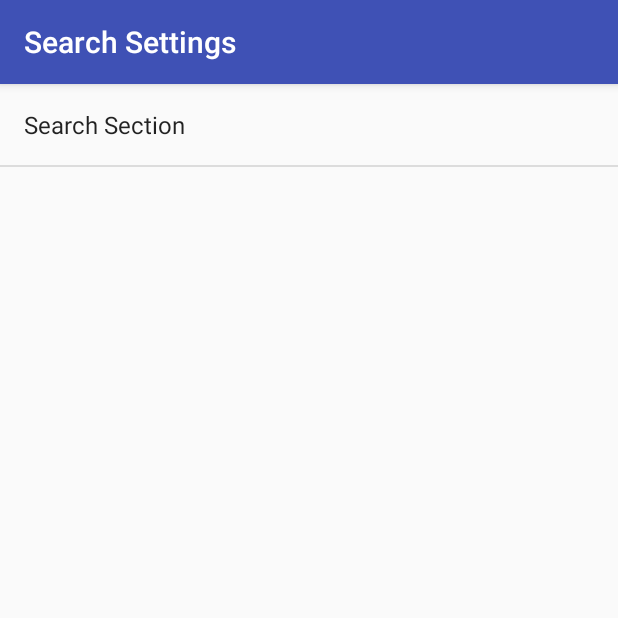
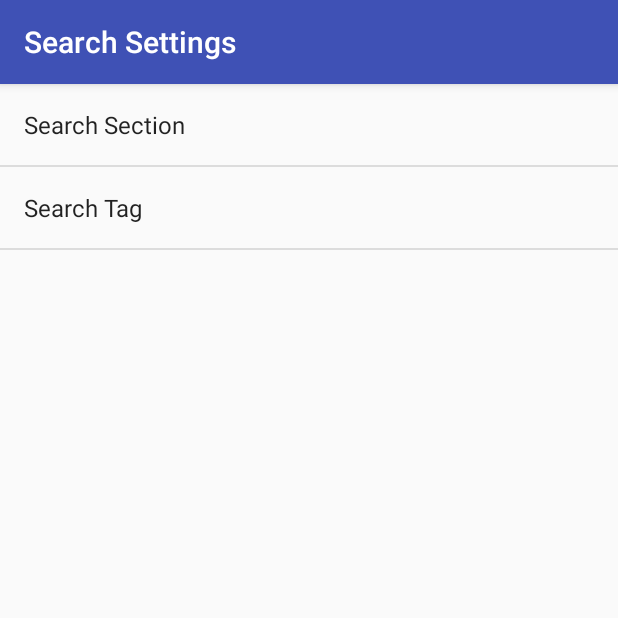
Before and after one commit to erikbenton/news-feed, an Android app: the screen it shows after launch (SettingsActivity), after a tap on "Settings", on a phone screen of 412 x 824 dp, the top half of it. Run offline under Robolectric (Android 15) with nearby library versions, the phone set to English and light mode, and no system bars; 1 statement that could not run was skipped.

Commit message:
can now search with tags

```diff
--- a/app/src/main/java/com/example/android/newsfeed/NewsActivity.java
+++ b/app/src/main/java/com/example/android/newsfeed/NewsActivity.java
@@ -9,6 +9,7 @@ import android.net.Uri;
 import android.preference.PreferenceManager;
 import android.support.v7.app.AppCompatActivity;
 import android.os.Bundle;
+import android.text.TextUtils;
 import android.util.Log;
 import android.view.Menu;
 import android.view.MenuItem;
@@ -133,6 +134,13 @@ public class NewsActivity extends AppCompatActivity implements LoaderCallbacks<L
                     getString(R.string.settings_section_default)
                 );
 
+        // Get the search settings
+        String searchTag = sharedPrefs.getString
+                (
+                        getString(R.string.settings_tag_key),
+                        getString(R.string.settings_tag_default)
+                );
+
         // Build URI to search with
         //Create base URI
         Uri baseUri = Uri.parse(NEWS_URL);
@@ -144,7 +152,15 @@ public class NewsActivity extends AppCompatActivity implements LoaderCallbacks<L
         if(!searchSection.equals(""))
         {
             // Add that to the query
-            uriBuilder.appendQueryParameter("section", searchSection);
+            uriBuilder.appendQueryParameter("section", searchSection.trim());
+        }
+
+        // If there is something entered for Search Section
+        if(!searchTag.equals(""))
+        {
+            searchTag = TextUtils.join("/", searchTag.trim().split("/"));
+            // Add that to the query
+            uriBuilder.appendQueryParameter("tag", searchTag.trim());
         }
 
         // Add the query to the search
@@ -152,6 +168,9 @@ public class NewsActivity extends AppCompatActivity implements LoaderCallbacks<L
 
         // Add the API Key
         uriBuilder.appendQueryParameter("api-key", getString(R.string.API_KEY));
+
+        // Log the query URI
+        Log.v("QUERY URL", uriBuilder.toString());
 
         return new NewsLoader(this, uriBuilder.toString());
     }
--- a/app/src/main/res/values/strings.xml
+++ b/app/src/main/res/values/strings.xml
@@ -9,4 +9,9 @@
     <string name="settings_section_label">Search Section</string>
     <string name="settings_section_key" translatable="false">section_pref</string>
     <string name="settings_section_default" translatable="false"></string>
+
+    <!-- Settings for Tag Preference -->
+    <string name="settings_tag_label">Search Tag</string>
+    <string name="settings_tag_key" translatable="false">tag_pref</string>
+    <string name="settings_tag_default" translatable="false"></string>
 </resources>
--- a/app/src/main/res/xml/settings_main.xml
+++ b/app/src/main/res/xml/settings_main.xml
@@ -10,4 +10,11 @@
         android:selectAllOnFocus="true"
         android:title="@string/settings_section_label"/>
 
+    <EditTextPreference
+        android:defaultValue="@string/settings_tag_default"
+        android:inputType="text"
+        android:key="@string/settings_tag_key"
+        android:selectAllOnFocus="true"
+        android:title="@string/settings_tag_label"/>
+
 </PreferenceScreen>
```
